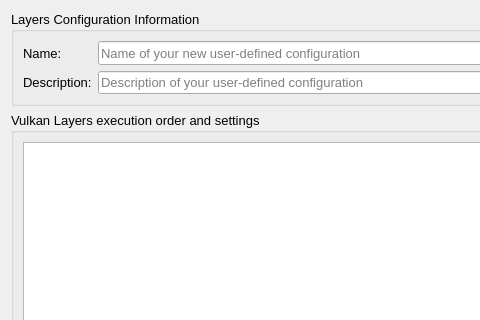
LunarG/VulkanTools, file vkconfig/dlgprofileeditor.ui: the form before one commit; both pictures show x 0 to 480 and y 0 to 320 of the 780 by 600 pixel window.
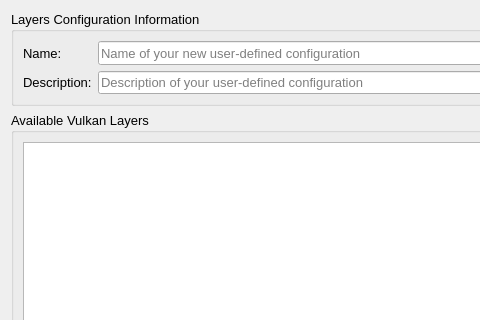
The form after the commit.

Commit message: vkconfig: Clean of layer window

```diff
--- a/vkconfig/dlgprofileeditor.ui
+++ b/vkconfig/dlgprofileeditor.ui
@@ -53,7 +53,7 @@
       </size>
      </property>
      <property name="title">
-      <string>Vulkan Layers execution order and settings</string>
+      <string>Available Vulkan Layers</string>
      </property>
      <layout class="QGridLayout" name="gridLayout">
       <item row="1" column="1">
```
The commit also changes 1 other file.
